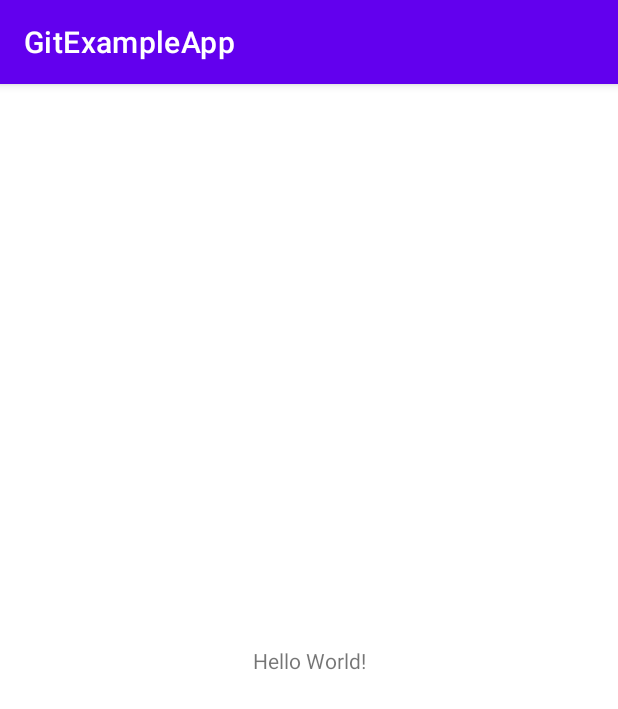
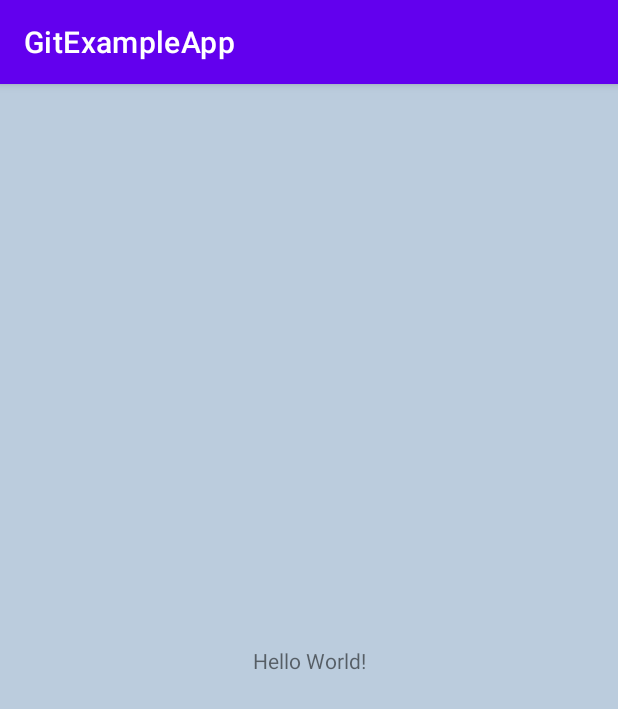
Before and after one commit to Liubastill/GitExampleApp, an Android app: the screen it shows after launch (MainActivity), on a phone screen of 412 x 824 dp. Shown: the top 709 px of the screen. Run offline under Robolectric (Android 15) with nearby library versions, the phone set to English and light mode, and no system bars.

Commit message:
created activities for task1 and task2

```diff
--- a/app/src/main/java/com/example/gitexampleapp/MainActivity.java
+++ b/app/src/main/java/com/example/gitexampleapp/MainActivity.java
@@ -9,6 +9,6 @@ public class MainActivity extends AppCompatActivity {
     @Override
     protected void onCreate(Bundle savedInstanceState) {
         super.onCreate(savedInstanceState);
-        setContentView(R.layout.activity_main);
+        setContentView(R.layout.first_hw_task1);
     }
 }
--- a/app/src/main/res/layout/activity_main.xml
+++ b/app/src/main/res/layout/first_hw_task1.xml
@@ -4,7 +4,8 @@
     xmlns:tools="http://schemas.android.com/tools"
     android:layout_width="match_parent"
     android:layout_height="match_parent"
-    tools:context=".MainActivity">
+    tools:context=".MainActivity"
+    android:background="#BBCCDD">
 
     <TextView
         android:layout_width="wrap_content"
```
Also changed, not shown: app/src/main/AndroidManifest.xml (+7 -0 lines).
